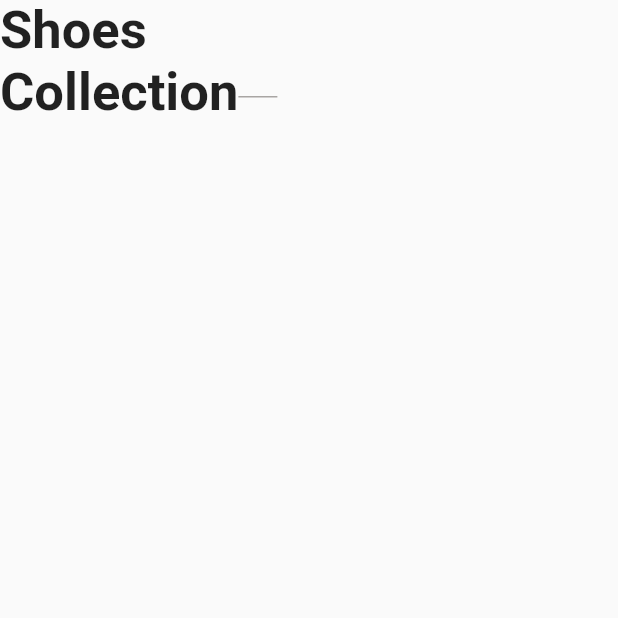
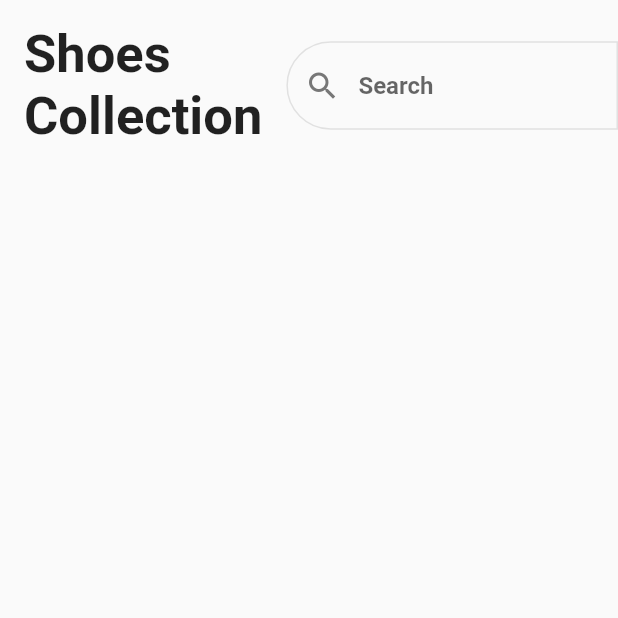
Before and after one commit to antontech01/Flutter-shopping-App, a Flutter app: the screen it shows after launch, on a phone screen of 412 x 824 dp, the top half of it. Run offline on Flutter 3.47's test engine with Material 2 defaults, Android fonts, the phone set to English and light mode, and no system bars.

Commit message:
new commit

```diff
--- a/lib/home.dart
+++ b/lib/home.dart
@@ -5,22 +5,41 @@ class HomePage extends StatelessWidget {
 
   @override
   Widget build(BuildContext context) {
+    const border = OutlineInputBorder(
+      borderSide: BorderSide(
+        color: Color.fromRGBO(225, 225, 225, 1),
+      ),
+      borderRadius: BorderRadius.horizontal(
+        left: Radius.circular(50),
+      ),
+    );
+
     return const Scaffold(
         body: SafeArea(
       child: Column(
         children: [
           Row(
             children: [
-              Text(
-                'Shoes\nCollection',
-                style: TextStyle(
-                  fontWeight: FontWeight.bold,
-                  fontSize: 35,
+              Padding(
+                padding: EdgeInsets.all(16.0),
+                child: Text(
+                  'Shoes\nCollection',
+                  style: TextStyle(
+                    fontWeight: FontWeight.bold,
+                    fontSize: 35,
+                  ),
                 ),
               ),
-              SizedBox(
-                width: 26,
-                child: TextField(),
+              Expanded(
+                child: TextField(
+                  decoration: InputDecoration(
+                    hintText: 'Search',
+                    prefixIcon: Icon(Icons.search),
+                    border: border,
+                    enabledBorder: border,
+                    focusedBorder: border,
+                  ),
+                ),
               )
             ],
           )
--- a/lib/main.dart
+++ b/lib/main.dart
@@ -16,7 +16,15 @@ class MyApp extends StatelessWidget {
       theme: ThemeData(
           fontFamily: 'Roboto',
           colorScheme: ColorScheme.fromSeed(
-              seedColor: const Color.fromARGB(255, 254, 132, 1))),
+            seedColor: const Color.fromARGB(255, 254, 132, 1),
+          ),
+          inputDecorationTheme: const InputDecorationTheme(
+            hintStyle: TextStyle(
+              fontWeight: FontWeight.bold,
+              fontSize: 16,
+            ),
+            prefixIconColor: Color.fromRGBO(119, 119, 119, 1),
+          )),
       home: const HomePage(),
     );
   }
```
